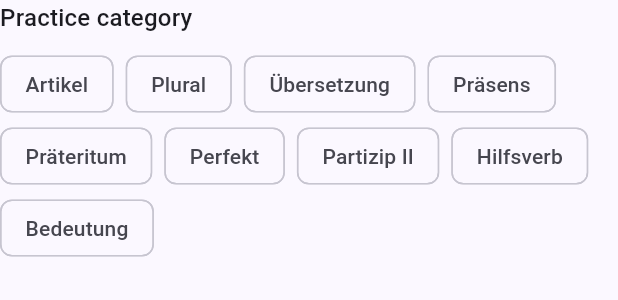
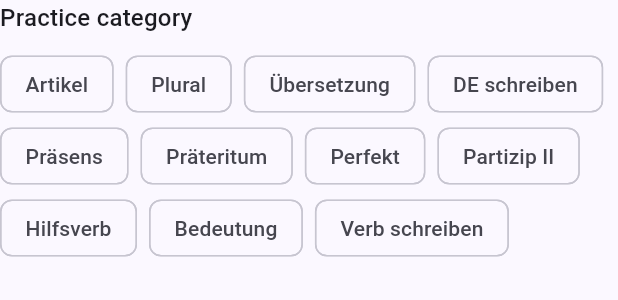
Before and after one commit to Cythraul89/LanguageTrainer, a Flutter app: the _CategorySelector widget shown alone on an empty page, opened directly with empty values, on a phone screen of 412 x 824 dp. Shown: the top 300 px of the screen. Run offline on Flutter 3.47's test engine with Material 3 defaults, Android fonts, the phone set to English and light mode, and no system bars; our stand-ins replace drift, package_info_plus, share_plus; accounts and stored records are empty; generated files the repository leaves out were written again.

Commit message:
feat: EN→DE reverse quiz (nounReverse + verbReverse)
Show English, type German. NounReverseQuizItem expects article + noun
(e.g. "der Hund"); VerbReverseQuizItem expects the infinitive.
Normalisation: lowercase + trim, same as other text-input cards.
Override available for typo correction.

https://claude.ai/code/session_01Atwqh27cEF3munRPSrS7nZ

```diff
--- a/src/lib/models/noun.dart
+++ b/src/lib/models/noun.dart
@@ -20,5 +20,6 @@ class NounEntry {
   String get cardId => 'noun:$word';
   String get pluralCardId => 'noun_plural:$word';
   String get translationCardId => 'noun_translation:$word';
+  String get reverseCardId => 'noun_reverse:$word';
   bool get hasPlural => plural != '-';
 }
--- a/src/lib/models/quiz_item.dart
+++ b/src/lib/models/quiz_item.dart
@@ -5,12 +5,14 @@ enum CardType {
   noun,
   nounPlural,
   nounTranslation,
+  nounReverse,
   verbPraesens,
   verbPraeteritum,
   verbPerfekt,
   verbPartizipII,
   verbAuxiliary,
   verbTranslation,
+  verbReverse,
 }
 
 class Sm2State {
@@ -111,6 +113,28 @@ class VerbPartizipIIQuizItem extends QuizItem {
   }) : super(cardType: CardType.verbPartizipII);
 }
 
+class NounReverseQuizItem extends QuizItem {
+  final NounEntry entry;
+
+  const NounReverseQuizItem({
+    required super.cardId,
+    required super.sm2,
+    required this.entry,
+  }) : super(cardType: CardType.nounReverse);
+}
+
+class VerbReverseQuizItem extends QuizItem {
+  final String infinitive;
+  final String english;
+
+  const VerbReverseQuizItem({
+    required super.cardId,
+    required super.sm2,
+    required this.infinitive,
+    required this.english,
+  }) : super(cardType: CardType.verbReverse);
+}
+
 class VerbAuxiliaryQuizItem extends QuizItem {
   final String infinitive;
   final String english;
--- a/src/lib/models/verb.dart
+++ b/src/lib/models/verb.dart
@@ -54,4 +54,5 @@ class VerbEntry {
   String get translationCardId => 'verb_translation:$infinitive';
   String get partizip2CardId => 'verb_partizip2:$infinitive';
   String get auxiliaryCardId => 'verb_auxiliary:$infinitive';
+  String get reverseCardId => 'verb_reverse:$infinitive';
 }
--- a/src/lib/screens/home_screen.dart
+++ b/src/lib/screens/home_screen.dart
@@ -245,12 +245,14 @@ class _CategorySelector extends StatelessWidget {
     CardType.noun: 'Artikel',
     CardType.nounPlural: 'Plural',
     CardType.nounTranslation: 'Übersetzung',
+    CardType.nounReverse: 'DE schreiben',
     CardType.verbPraesens: 'Präsens',
     CardType.verbPraeteritum: 'Präteritum',
     CardType.verbPerfekt: 'Perfekt',
     CardType.verbPartizipII: 'Partizip II',
     CardType.verbAuxiliary: 'Hilfsverb',
     CardType.verbTranslation: 'Bedeutung',
+    CardType.verbReverse: 'Verb schreiben',
   };
 
   @override
@@ -295,12 +297,14 @@ class _DueSummaryCard extends StatelessWidget {
       ('Artikel', CardType.noun),
       ('Plural', CardType.nounPlural),
       ('Übersetzung (N)', CardType.nounTranslation),
+      ('DE schreiben (N)', CardType.nounReverse),
       ('Präsens', CardType.verbPraesens),
       ('Präteritum', CardType.verbPraeteritum),
       ('Perfekt', CardType.verbPerfekt),
       ('Partizip II', CardType.verbPartizipII),
       ('Hilfsverb', CardType.verbAuxiliary),
       ('Bedeutung (V)', CardType.verbTranslation),
+      ('Verb schreiben', CardType.verbReverse),
     ];
     final totalDue = stats.entries
         .where((e) => selectedTypes.contains(e.key))
--- a/src/lib/services/review_scheduler.dart
+++ b/src/lib/services/review_scheduler.dart
@@ -10,7 +10,7 @@ import 'package:language_trainer/services/sm2.dart';
 const _kDefaultLevels = 'a1,a2,b1,b2,c1,c2';
 const _kLevelsKey = 'selected_levels';
 const _kDefaultCardTypes =
-    'noun,nounPlural,nounTranslation,verbPraesens,verbPraeteritum,verbPerfekt,verbPartizipII,verbAuxiliary,verbTranslation';
+    'noun,nounPlural,nounTranslation,nounReverse,verbPraesens,verbPraeteritum,verbPerfekt,verbPartizipII,verbAuxiliary,verbTranslation,verbReverse';
 const _kCardTypesKey = 'selected_card_types';
 const _kSessionSizeKey = 'session_size';
 const _kDefaultSessionSize = 10;
@@ -73,9 +73,27 @@ class ReviewScheduler {
               cardId: noun.translationCardId, sm2: sm2, entry: noun));
         }
       }
+      if (cardTypes.contains(CardType.nounReverse)) {
+        final sm2 = _sm2For(savedMap[noun.reverseCardId]);
+        if (Sm2Service.isDue(sm2)) {
+          due.add(NounReverseQuizItem(
+              cardId: noun.reverseCardId, sm2: sm2, entry: noun));
+        }
+      }
     }
 
     for (final verb in kVerbs.where((v) => levels.contains(v.level))) {
+      if (cardTypes.contains(CardType.verbReverse)) {
+        final sm2 = _sm2For(savedMap[verb.reverseCardId]);
+        if (Sm2Service.isDue(sm2)) {
+          due.add(VerbReverseQuizItem(
+            cardId: verb.reverseCardId,
+            sm2: sm2,
+            infinitive: verb.infinitive,
+            english: verb.english,
+          ));
+        }
+      }
       if (cardTypes.contains(CardType.verbTranslation)) {
         final sm2 = _sm2For(savedMap[verb.translationCardId]);
         if (Sm2Service.isDue(sm2)) {
@@ -170,6 +188,13 @@ class ReviewScheduler {
           dues[CardType.nounTranslation] = dues[CardType.nounTranslation]! + 1;
         }
       }
+      if (cardTypes.contains(CardType.nounReverse)) {
+        totals[CardType.nounReverse] = totals[CardType.nounReverse]! + 1;
+        final sm2 = _sm2For(savedMap[noun.reverseCardId]);
+        if (Sm2Service.isDue(sm2)) {
+          dues[CardType.nounReverse] = dues[CardType.nounReverse]! + 1;
+        }
+      }
     }
 
     for (final verb in kVerbs.where((v) => levels.contains(v.level))) {
@@ -183,6 +208,7 @@ class ReviewScheduler {
       _countVerb(CardType.verbTranslation, verb.translationCardId);
       _countVerb(CardType.verbPartizipII, verb.partizip2CardId);
       _countVerb(CardType.verbAuxiliary, verb.auxiliaryCardId);
+      _countVerb(CardType.verbReverse, verb.reverseCardId);
     }
 
     for (final verb in kVerbs.where((v) => levels.contains(v.level))) {
@@ -248,6 +274,8 @@ class ReviewScheduler {
         'verbPartizipII' => CardType.verbPartizipII,
         'verbAuxiliary' => CardType.verbAuxiliary,
         'verbTranslation' => CardType.verbTranslation,
+        'nounReverse' => CardType.nounReverse,
+        'verbReverse' => CardType.verbReverse,
         _ => CardType.noun,
       };
 
```
Also changed, not shown: src/lib/screens/quiz_screen.dart (+24 -0 lines).
